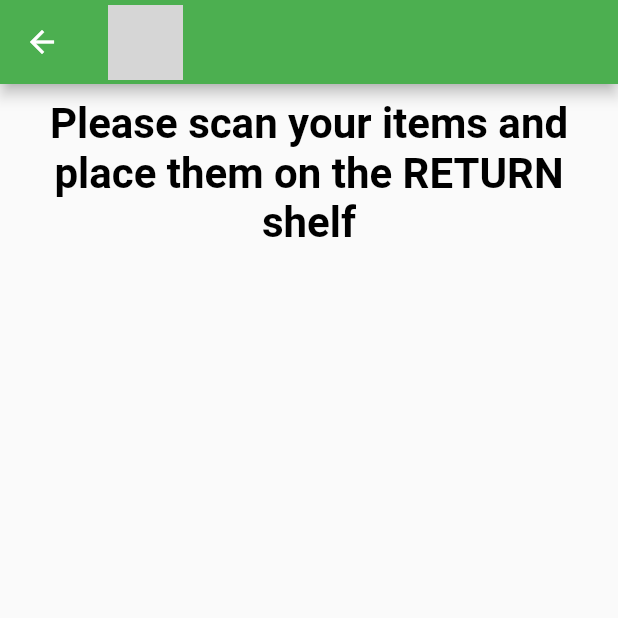
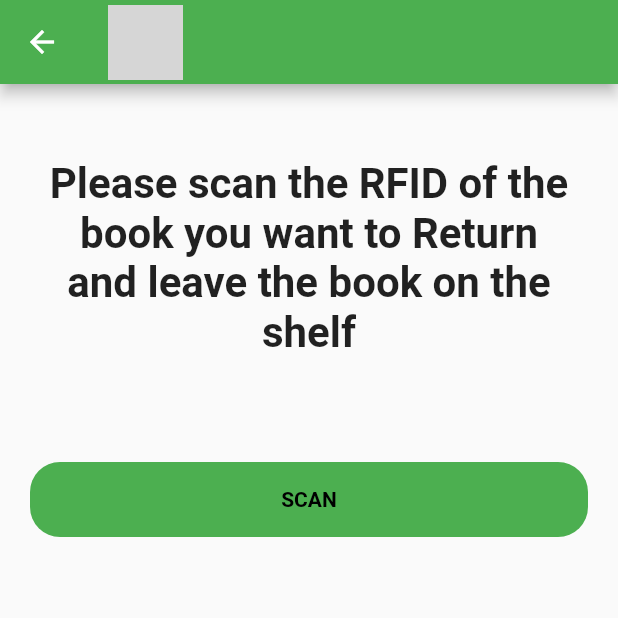
Before and after one commit to mattiamirigaldi/IMS_project_PLCS, a Flutter app: the TReturnPage screen opened directly, on a phone screen of 412 x 824 dp, the top half of it. Run offline on Flutter 3.47's test engine with Material 2 defaults, Android fonts, the phone set to English and light mode, and no system bars; our stand-ins replace flutter_easyloading; network calls fail; grey boxes are pictures that could not be loaded.

Commit message:
Return and Rent features added for the User

```diff
--- a/Ims_Flutter/lib/Totem/User/TReturnPage.dart
+++ b/Ims_Flutter/lib/Totem/User/TReturnPage.dart
@@ -1,10 +1,17 @@
 // ignore_for_file: file_names, camel_case_types
 
 import 'package:flutter/material.dart';
+import 'services/TUs_http_services.dart';
 
-class TReturnPage extends StatelessWidget {
+class TReturnPage extends StatefulWidget {
   const TReturnPage({Key? key}) : super(key: key);
   @override
+  _GenreListState createState() => _GenreListState();
+}
+
+class _GenreListState extends State<TReturnPage> {
+  // ignore: unused_field
+  final _formKey = GlobalKey<FormState>();
   @override
   Widget build(BuildContext context) {
     return Scaffold(
@@ -14,21 +21,42 @@ class TReturnPage extends StatelessWidget {
             image: AssetImage('images/logo.png'),
             height: 50,
           )),
-        body: Form(
-          child: ListView(children: const <Widget>[
-            Padding(
-              padding: EdgeInsets.symmetric(horizontal: 20, vertical: 10),
+      body: Column(
+          crossAxisAlignment: CrossAxisAlignment.start,
+          mainAxisSize: MainAxisSize.min,
+          children: <Widget>[
+            const Padding(
+              padding: EdgeInsets.symmetric(horizontal: 30, vertical: 50),
               child: Center(
                   child: Text(
-                  "Please scan your items and place them on the RETURN shelf",
+                      "Please scan the RFID of the book you want to Return and leave the book on the shelf",
+                      textAlign: TextAlign.center,
+                      style: TextStyle(fontWeight: FontWeight.bold),
+                      textScaleFactor: 2)),
+            ),
+            InkWell(
+                child: Center(
+                    child: Container(
+                  margin:
+                      const EdgeInsets.symmetric(horizontal: 20, vertical: 20),
+                  child: const Center(
+                      child: Text("SCAN",
+                          textAlign: TextAlign.center,
                           style: TextStyle(
-                      fontWeight: FontWeight.bold, color: Colors.black),
-                  textAlign: TextAlign.center,
-                  textScaleFactor: 2,
-                ),
-              ),
-            ),
+                              color: Colors.black,
+                              fontWeight: FontWeight.bold))),
+                  height: 50,
+                  width: 800,
+                  decoration: BoxDecoration(
+                      borderRadius: BorderRadius.circular(20),
+                      color: Colors.green),
+                )),
+                onTap: () async {
+                  await Httpservices.Book_check_return(context);
+                  ScaffoldMessenger.of(context)
+                      .showSnackBar(const SnackBar(content: Text("returned")));
+                }),
           ]),
-        ));
+    );
   }
 }
--- a/Ims_Flutter/lib/Totem/User/services/TUs_http_services.dart
+++ b/Ims_Flutter/lib/Totem/User/services/TUs_http_services.dart
@@ -8,7 +8,9 @@ import 'package:flutter_easyloading/flutter_easyloading.dart';
 // to route
 
 import 'package:ims/Totem/User/THomePage_us.dart';
+import 'package:ims/Totem/User/TRentPage.dart';
 import '../THomePage_us.dart';
+import '../TReturnPage.dart';
 
 String baseUrl = 'http://172.22.79.9:5000';
 
@@ -18,6 +20,7 @@ class Httpservices {
   static final _loginUrl = Uri.parse(baseUrl + '/login');
   static final _totemRentUrl = Uri.parse(baseUrl + '/totem/User/RentBook');
   static final _totemReturnUrl = Uri.parse(baseUrl + '/totem/User/ReturnBook');
+  static final _bookcheckurl = Uri.parse(baseUrl + '/totem/BookCheck');
 
   // Login with rfid method
   static totemLoginUs(context) async {
@@ -54,35 +57,59 @@ class Httpservices {
     }
   }
 
-  // Rent book method
-  static totemRentBook(rfid) async {
-    http.Response response =
-        await _client.post(_totemRentUrl, body: {"rfid": rfid});
+  // Rent book check
+  static Book_check_rent(context) async {
+    http.Response response = await _client.get(_bookcheckurl);
     if (response.statusCode == 200) {
       var json = jsonDecode(response.body);
-      if (json[0] == "Book not found") {
-        await EasyLoading.showError(json[0]);
+      var rfid = 0;
+      if (json[0] == "not_found") {
+        await EasyLoading.showError('Book Not Found');
       } else {
-        await EasyLoading.showSuccess("Book successfully rented");
+        rfid = json[5];
+        await Httpservices.totemRentBook(rfid, context);
       }
     } else {
-      EasyLoading.showError("Error code : ${response.statusCode.toString()}");
+      EasyLoading.showError("Error Code : ${response.statusCode.toString()}");
+    }
+  }
+
+//Return book Check
+  static Book_check_return(context) async {
+    http.Response response = await _client.get(_bookcheckurl);
+    if (response.statusCode == 200) {
+      var json = jsonDecode(response.body);
+      var rfid = 0;
+      if (json[0] == "not_found") {
+        await EasyLoading.showError('Book Not Found');
+      } else {
+        rfid = json[5];
+        await Httpservices.totemReturnBook(rfid, context);
+      }
+    } else {
+      EasyLoading.showError("Error Code : ${response.statusCode.toString()}");
+    }
+  }
+
+  // Rent book method
+  static totemRentBook(rfid, context) async {
+    http.Response response = await _client.get(_totemRentUrl);
+    if (response.statusCode == 200) {
+      var json = jsonDecode(response.body);
+      await EasyLoading.showSuccess(json[0]);
+      Navigator.pushReplacement(
+          context, MaterialPageRoute(builder: (context) => const TRentPage()));
     }
   }
 
   // Return book method
-  static totemReturnBook(rfid) async {
-    http.Response response =
-        await _client.post(_totemReturnUrl, body: {"rfid": rfid});
+  static totemReturnBook(rfid, context) async {
+    http.Response response = await _client.get(_totemReturnUrl);
     if (response.statusCode == 200) {
       var json = jsonDecode(response.body);
-      if (json[0] == "Book not found") {
-        await EasyLoading.showError(json[0]);
-      } else {
-        await EasyLoading.showSuccess("Book successfully returned");
-      }
-    } else {
-      EasyLoading.showError("Error code : ${response.statusCode.toString()}");
+      await EasyLoading.showSuccess(json[0]);
+      Navigator.pushReplacement(context,
+          MaterialPageRoute(builder: (context) => const TReturnPage()));
     }
   }
 }
```
Also changed, not shown: Ims_Flutter/lib/Totem/User/TRentPage.dart (+35 -15 lines), 2 other files. Lines whose indentation alone changed are shown as unchanged.
